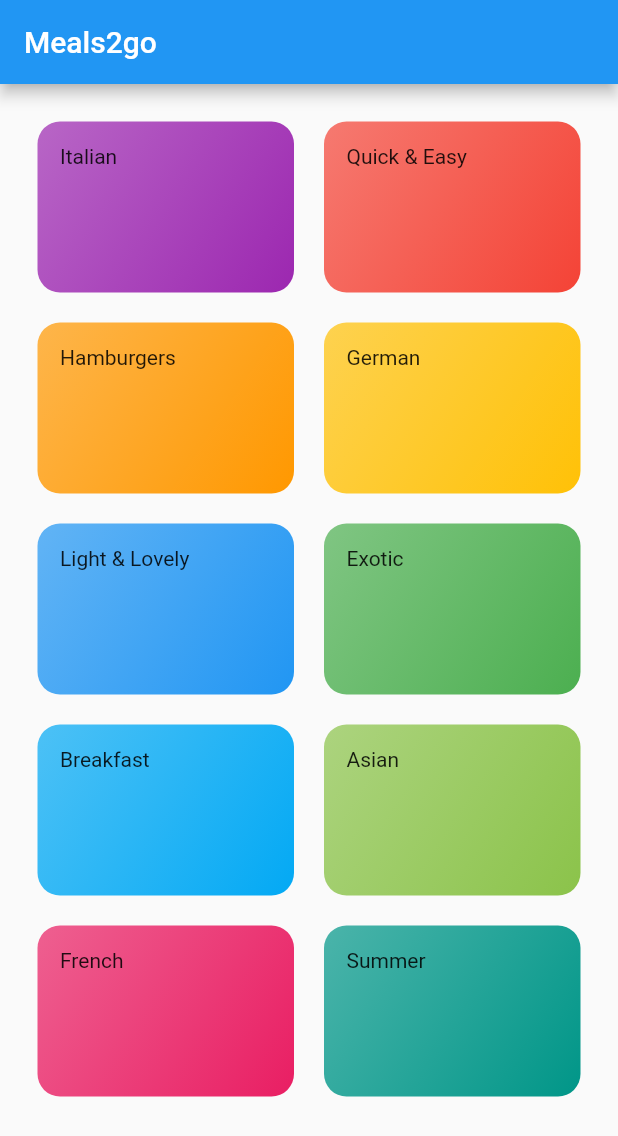
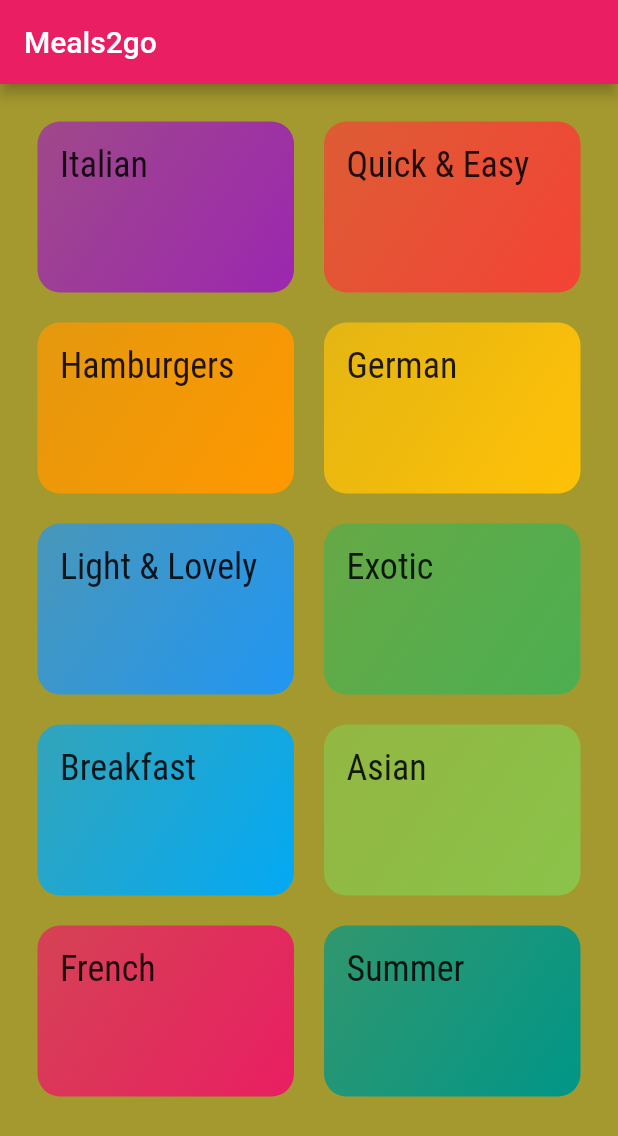
Before and after one commit to Shogil/Meals2go, a Flutter app: the screen it shows after launch, on a phone screen of 412 x 824 dp. Shown: the top 1136 px of the screen. Run offline on Flutter 3.47's test engine with Material 2 defaults, Android fonts, the phone set to English and light mode, and no system bars.

Commit message:
update the assets folder

```diff
--- a/lib/category_item.dart
+++ b/lib/category_item.dart
@@ -8,7 +8,10 @@ class CategoryItem extends StatelessWidget {
   Widget build(BuildContext context) {
     return Container(
       padding: const EdgeInsets.all(15),
-      child: Text(title),
+      child: Text(
+        title,
+        style: Theme.of(context).textTheme.subtitle1,
+      ),
       decoration: BoxDecoration(
           gradient: LinearGradient(
             colors: [
--- a/lib/main.dart
+++ b/lib/main.dart
@@ -13,7 +13,21 @@ class MyApp extends StatelessWidget {
     return MaterialApp(
       title: 'Meals2go',
       theme: ThemeData(
-        primarySwatch: Colors.blue,
+        primarySwatch: Colors.pink,
+        accentColor: Colors.amber,
+        canvasColor: Color.fromARGB(255, 164, 153, 47),
+        fontFamily: 'Raleway',
+        textTheme: ThemeData.light().textTheme.copyWith(
+            bodyText1: TextStyle(
+              color: Color.fromARGB(20, 51, 51, 1),
+            ),
+            bodyText2: TextStyle(
+              color: Color.fromARGB(20, 51, 51, 1),
+            ),
+            subtitle1: TextStyle(
+              fontSize: 24,
+              fontFamily: 'RobotoCondensed',
+            )),
       ),
       home: CategoriesScreen(),
     );
```
